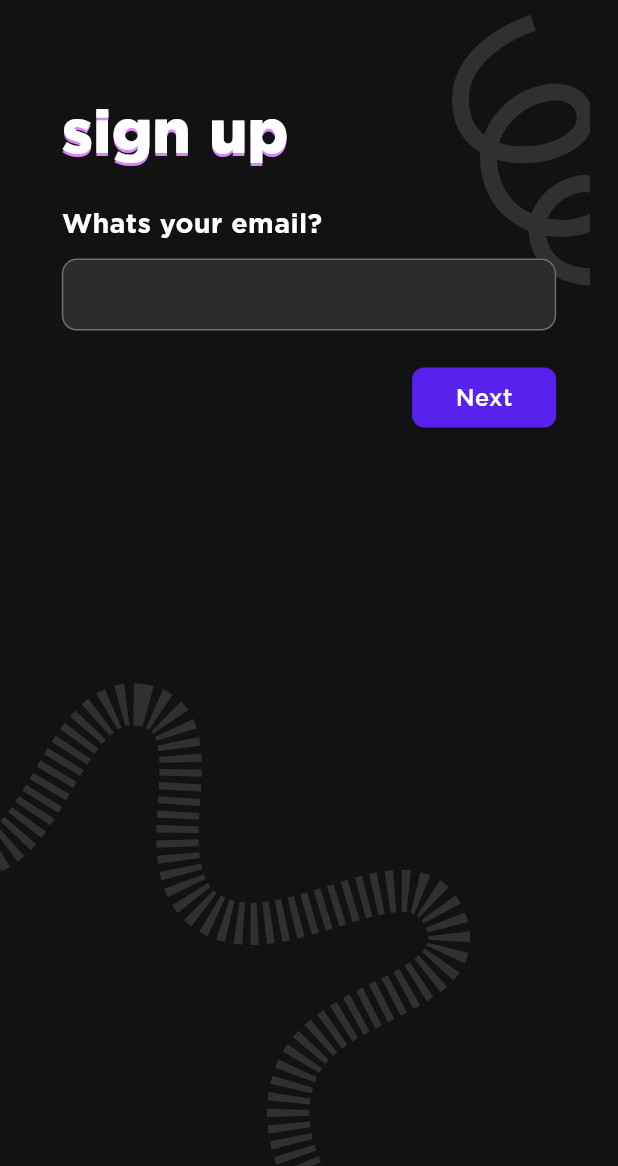
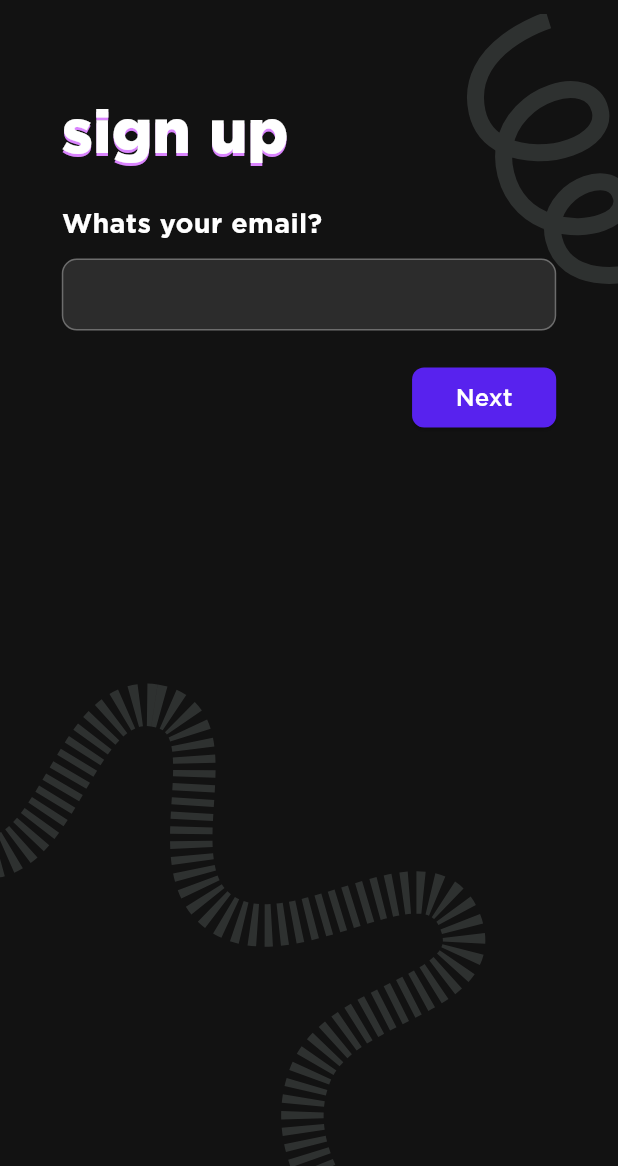
Before and after one commit to JothishKamal/spotify-collab-app-JothishKamal, a Flutter app: the screen it shows after launch, after a tap on "Not a member? Sign up", on a phone screen of 412 x 824 dp, the part 70-1236 px from its top. Run offline on Flutter 3.47's test engine with Material 3 defaults, Android fonts, the phone set to English and light mode, and no system bars; our stand-ins replace flutter_riverpod, flutter_svg, go_router, image_picker; missing offline and left inert: dart:ffi; project files that could hold a hidden picture were left out.

Commit message:
fix: bg overflow in prev screens

```diff
--- a/lib/view/screens/home_screen.dart
+++ b/lib/view/screens/home_screen.dart
@@ -3,6 +3,7 @@ import 'dart:ffi';
 import 'package:flutter/material.dart';
 import 'package:flutter_svg/flutter_svg.dart';
 import 'package:flutter_svg/svg.dart';
+
 
 class HomeScreen extends StatelessWidget {
   const HomeScreen({super.key});
@@ -18,6 +19,7 @@ class HomeScreen extends StatelessWidget {
       body: Stack(children: [
         Container(
           height: 1000,
+          width: 1000,
           child: SvgPicture.asset(
             'assets/bg.svg',
             colorFilter:
--- a/lib/view/screens/landing_screen.dart
+++ b/lib/view/screens/landing_screen.dart
@@ -22,6 +22,7 @@ class LandingScreen extends StatelessWidget {
         children: [
           Container(
             height: 1000,
+            width: 1000,
             child: SvgPicture.asset(
               'assets/bg_splash.svg',
               fit: BoxFit.cover,
--- a/lib/view/screens/login_screen.dart
+++ b/lib/view/screens/login_screen.dart
@@ -46,6 +46,7 @@ class LoginScreen extends ConsumerWidget {
         children: [
           Container(
             height: 1000,
+            width: 1000,
             child: SvgPicture.asset(
               'assets/bg.svg',
               colorFilter:
--- a/lib/view/screens/signup_screen.dart
+++ b/lib/view/screens/signup_screen.dart
@@ -48,6 +48,7 @@ class SignupScreen extends ConsumerWidget {
         children: [
           Container(
             height: 1000,
+            width: 1000,
             child: SvgPicture.asset(
               'assets/bg.svg',
               colorFilter:
```
Also changed, not shown: 3 other files.
